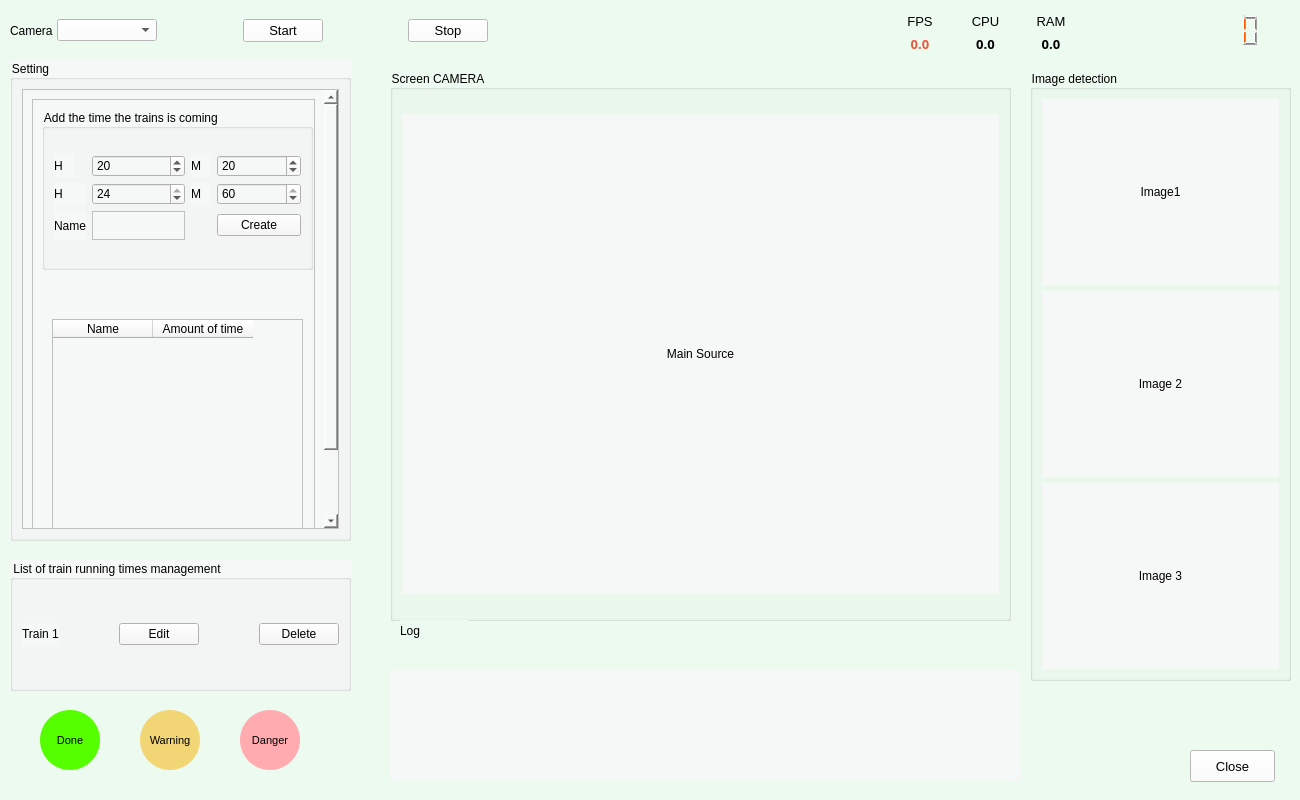
Above: Opencv_PiDash.ui from lvnh2003/Detect-People-Distress before the change. Below: the same form after it.
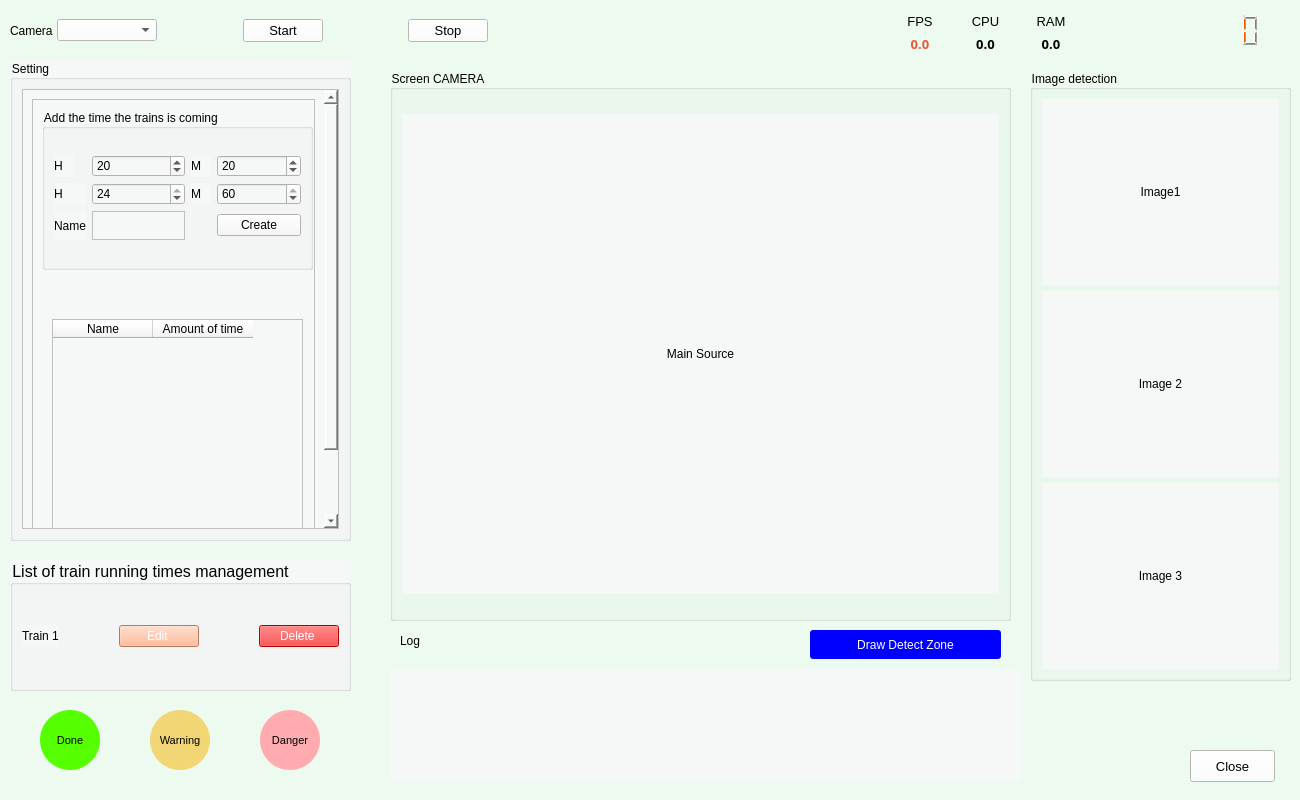
That is the form after the change. Icons and pictures are not drawn.

Commit message: (add) add Train Model and add button full screen cam

```diff
--- a/Opencv_PiDash.ui
+++ b/Opencv_PiDash.ui
@@ -210,6 +210,11 @@
       <height>131</height>
      </rect>
     </property>
+    <property name="font">
+     <font>
+      <pointsize>12</pointsize>
+     </font>
+    </property>
     <property name="styleSheet">
      <string notr="true">background-color: rgb(246, 247, 247);</string>
     </property>
@@ -247,15 +252,23 @@
        </item>
        <item row="0" column="4">
         <widget class="QPushButton" name="btn_setObject1_2">
+         <property name="styleSheet">
+          <string notr="true">background-color: red;
+color: white</string>
+         </property>
          <property name="text">
-          <string>Delete</string>
+          <string>Delete </string>
          </property>
         </widget>
        </item>
        <item row="0" column="2">
         <widget class="QPushButton" name="btn_setObject1">
+         <property name="styleSheet">
+          <string notr="true">background-color: rgb(255, 170, 127);
+color: rgb(255, 255, 255)</string>
+         </property>
          <property name="text">
-          <string>Edit</string>
+          <string>Edit </string>
          </property>
         </widget>
        </item>
@@ -567,7 +580,7 @@
    <widget class="QLabel" name="Qlabel_yellowlight">
     <property name="geometry">
      <rect>
-      <x>140</x>
+      <x>150</x>
       <y>710</y>
       <width>60</width>
       <height>60</height>
@@ -593,7 +606,7 @@
    <widget class="QLabel" name="Qlabel_redlight">
     <property name="geometry">
      <rect>
-      <x>240</x>
+      <x>260</x>
       <y>710</y>
       <width>60</width>
       <height>60</height>
@@ -939,7 +952,7 @@
     <property name="geometry">
      <rect>
       <x>400</x>
-      <y>620</y>
+      <y>630</y>
       <width>68</width>
       <height>22</height>
      </rect>
@@ -948,6 +961,33 @@
      <string>Log</string>
     </property>
    </widget>
+   <widget class="QPushButton" name="btn_draw">
+    <property name="geometry">
+     <rect>
+      <x>810</x>
+      <y>630</y>
+      <width>191</width>
+      <height>29</height>
+     </rect>
+    </property>
+    <property name="styleSheet">
+     <string notr="true">background-color: rgb(0, 0, 255);
+border-radius:3px;
+color: rgb(255, 255, 255)</string>
+    </property>
+    <property name="text">
+     <string>Draw Detect Zone</string>
+    </property>
+    <property name="checkable">
+     <bool>false</bool>
+    </property>
+    <property name="default">
+     <bool>false</bool>
+    </property>
+    <property name="flat">
+     <bool>false</bool>
+    </property>
+   </widget>
   </widget>
  </widget>
  <resources/>
```
Left out of the diff: 2 changed lines with no effect on the pictures. The commit also changes 1 other file.
